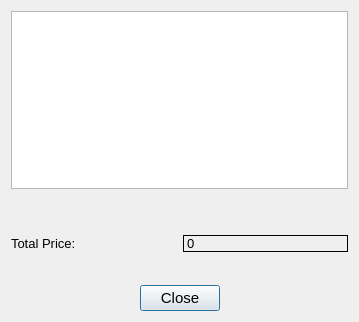
The window that Store/receipt.ui (SamanOmidi/GroceryStore) describes before a commit, drawn with Qt 5.
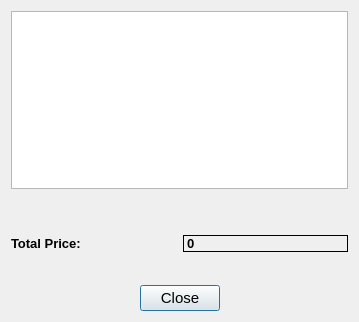
The same window after the commit.

What changed in the file:
```diff
--- a/Store/receipt.ui
+++ b/Store/receipt.ui
@@ -44,6 +44,8 @@
            <property name="font">
             <font>
              <pointsize>10</pointsize>
+             <weight>75</weight>
+             <bold>true</bold>
             </font>
            </property>
            <property name="text">
@@ -58,6 +60,8 @@
          <property name="font">
           <font>
            <pointsize>10</pointsize>
+           <weight>75</weight>
+           <bold>true</bold>
           </font>
          </property>
          <property name="layoutDirection">
```
